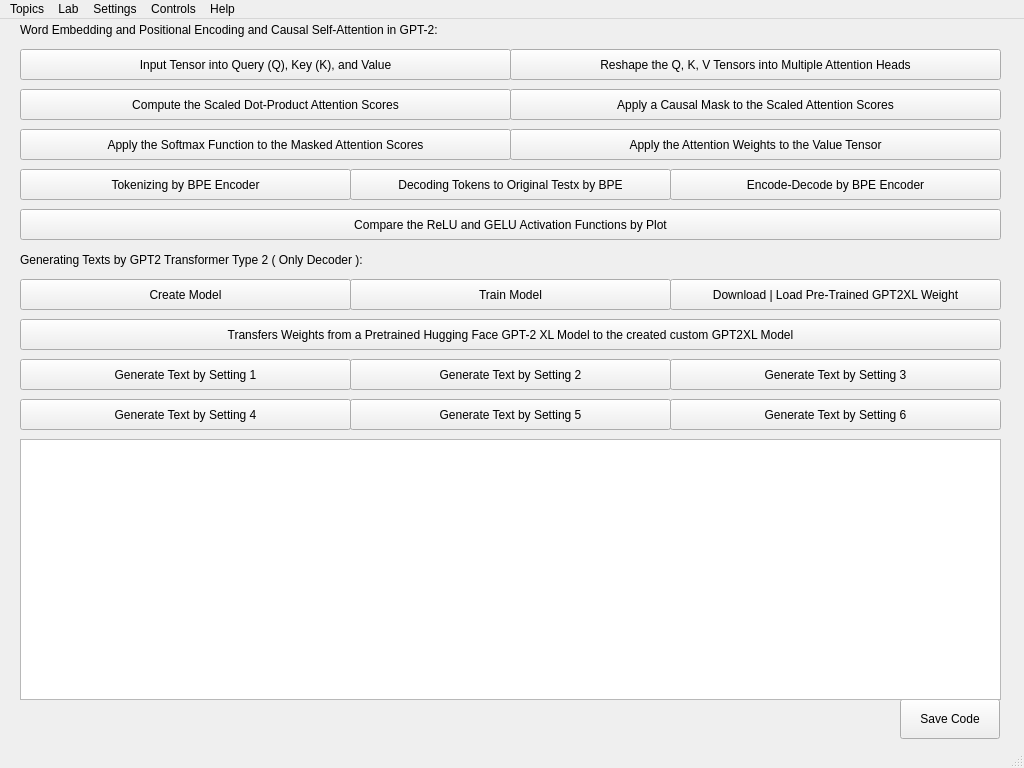
This is ui.ui in mehrdadeahady/CV_with_ML_and_DL as Qt 5 draws it before an edit. The edited form follows.
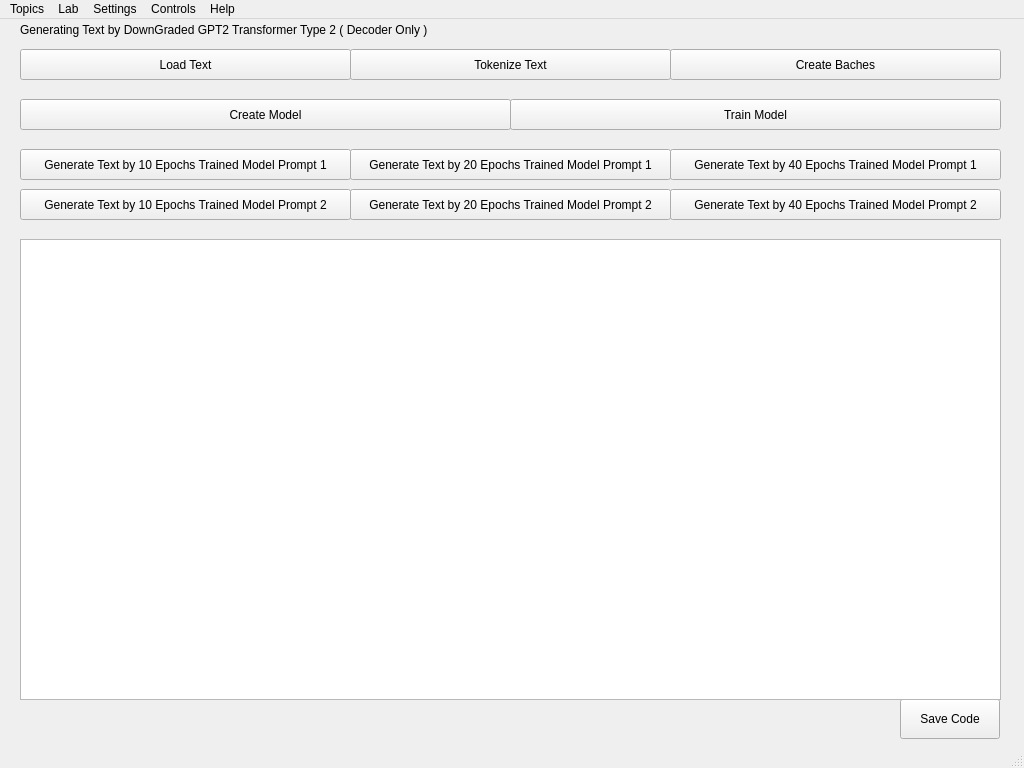
This is the edited form. Icons and pictures are not drawn.

Commit message: UI for Generating Text by DownGraded GPT2 Transformer added.

```diff
--- a/ui.ui
+++ b/ui.ui
@@ -100,7 +100,7 @@
      </size>
     </property>
     <property name="currentIndex">
-     <number>14</number>
+     <number>15</number>
     </property>
     <widget class="QWidget" name="page_ImagesAndColorsManipulationsAndOprations">
      <property name="sizePolicy">
@@ -6966,6 +6966,187 @@
       </property>
      </widget>
     </widget>
+    <widget class="QWidget" name="page_GeneratingTextByDownGradedGPT2Transformer">
+     <widget class="QPushButton" name="pushButton_LoadText_GeneratingTextByDownGradedGPT2Transformer">
+      <property name="geometry">
+       <rect>
+        <x>10</x>
+        <y>30</y>
+        <width>331</width>
+        <height>31</height>
+       </rect>
+      </property>
+      <property name="text">
+       <string>Load Text</string>
+      </property>
+     </widget>
+     <widget class="QLabel" name="label_GeneratingTextByDownGradedGPT2Transformer">
+      <property name="geometry">
+       <rect>
+        <x>10</x>
+        <y>0</y>
+        <width>981</width>
+        <height>21</height>
+       </rect>
+      </property>
+      <property name="text">
+       <string>Generating Text by DownGraded GPT2 Transformer Type 2 ( Decoder Only )</string>
+      </property>
+     </widget>
+     <widget class="QPushButton" name="pushButton_SaveCode_GeneratingTextByDownGradedGPT2Transformer">
+      <property name="geometry">
+       <rect>
+        <x>890</x>
+        <y>680</y>
+        <width>100</width>
+        <height>40</height>
+       </rect>
+      </property>
+      <property name="text">
+       <string>Save Code</string>
+      </property>
+     </widget>
+     <widget class="QTextBrowser" name="textBrowser_GeneratingTextByDownGradedGPT2Transformer">
+      <property name="geometry">
+       <rect>
+        <x>10</x>
+        <y>220</y>
+        <width>981</width>
+        <height>461</height>
+       </rect>
+      </property>
+     </widget>
+     <widget class="QPushButton" name="pushButton_TokenizeText_GeneratingTextByDownGradedGPT2Transformer">
+      <property name="geometry">
+       <rect>
+        <x>340</x>
+        <y>30</y>
+        <width>321</width>
+        <height>31</height>
+       </rect>
+      </property>
+      <property name="text">
+       <string>Tokenize Text</string>
+      </property>
+     </widget>
+     <widget class="QPushButton" name="pushButton_CreateBaches_GeneratingTextByDownGradedGPT2Transformer">
+      <property name="geometry">
+       <rect>
+        <x>660</x>
+        <y>30</y>
+        <width>331</width>
+        <height>31</height>
+       </rect>
+      </property>
+      <property name="text">
+       <string>Create Baches</string>
+      </property>
+     </widget>
+     <widget class="QPushButton" name="pushButton_CreateModel_GeneratingTextByDownGradedGPT2Transformer">
+      <property name="geometry">
+       <rect>
+        <x>10</x>
+        <y>80</y>
+        <width>491</width>
+        <height>31</height>
+       </rect>
+      </property>
+      <property name="text">
+       <string>Create Model</string>
+      </property>
+     </widget>
+     <widget class="QPushButton" name="pushButton_TrainModel_GeneratingTextByDownGradedGPT2Transformer">
+      <property name="geometry">
+       <rect>
+        <x>500</x>
+        <y>80</y>
+        <width>491</width>
+        <height>31</height>
+       </rect>
+      </property>
+      <property name="text">
+       <string>Train Model</string>
+      </property>
+     </widget>
+     <widget class="QPushButton" name="pushButton_GenerateTextBy10EpochsTrainedModelPrompt1_GeneratingTextByDownGradedGPT2Transformer">
+      <property name="geometry">
+       <rect>
+        <x>10</x>
+        <y>130</y>
+        <width>331</width>
+        <height>31</height>
+       </rect>
+      </property>
+      <property name="text">
+       <string>Generate Text by 10 Epochs Trained Model Prompt 1</string>
+      </property>
+     </widget>
+     <widget class="QPushButton" name="pushButton_GenerateTextBy20EpochsTrainedModelPrompt1_GeneratingTextByDownGradedGPT2Transformer">
+      <property name="geometry">
+       <rect>
+        <x>340</x>
+        <y>130</y>
+        <width>321</width>
+        <height>31</height>
+       </rect>
+      </property>
+      <property name="text">
+       <string>Generate Text by 20 Epochs Trained Model Prompt 1</string>
+      </property>
+     </widget>
+     <widget class="QPushButton" name="pushButton_GenerateTextBy40EpochsTrainedModelPrompt1_GeneratingTextByDownGradedGPT2Transformer">
+      <property name="geometry">
+       <rect>
+        <x>660</x>
+        <y>130</y>
+        <width>331</width>
+        <height>31</height>
+       </rect>
+      </property>
+      <property name="text">
+       <string>Generate Text by 40 Epochs Trained Model Prompt 1</string>
+      </property>
+     </widget>
+     <widget class="QPushButton" name="pushButton_GenerateTextBy40EpochsTrainedModelPrompt2_GeneratingTextByDownGradedGPT2Transformer">
+      <property name="geometry">
+       <rect>
+        <x>660</x>
+        <y>170</y>
+        <width>331</width>
+        <height>31</height>
+       </rect>
+      </property>
+      <property name="text">
+       <string>Generate Text by 40 Epochs Trained Model Prompt 2</string>
+      </property>
+     </widget>
+     <widget class="QPushButton" name="pushButton_GenerateTextBy20EpochsTrainedModelPrompt2_GeneratingTextByDownGradedGPT2Transformer">
+      <property name="geometry">
+       <rect>
+        <x>340</x>
+        <y>170</y>
+        <width>321</width>
+        <height>31</height>
+       </rect>
+      </property>
+      <property name="text">
+       <string>Generate Text by 20 Epochs Trained Model Prompt 2</string>
+      </property>
+     </widget>
+     <widget class="QPushButton" name="pushButton_GenerateTextBy10EpochsTrainedModelPrompt2_GeneratingTextByDownGradedGPT2Transformer">
+      <property name="geometry">
+       <rect>
+        <x>10</x>
+        <y>170</y>
+        <width>331</width>
+        <height>31</height>
+       </rect>
+      </property>
+      <property name="text">
+       <string>Generate Text by 10 Epochs Trained Model Prompt 2</string>
+      </property>
+     </widget>
+    </widget>
     <widget class="QWidget" name="page_AboutAuthorDeveloper">
      <widget class="QTextBrowser" name="textBrowser_AboutAuthorDeveloper">
       <property name="geometry">
```
The commit also changes 7 other files.
